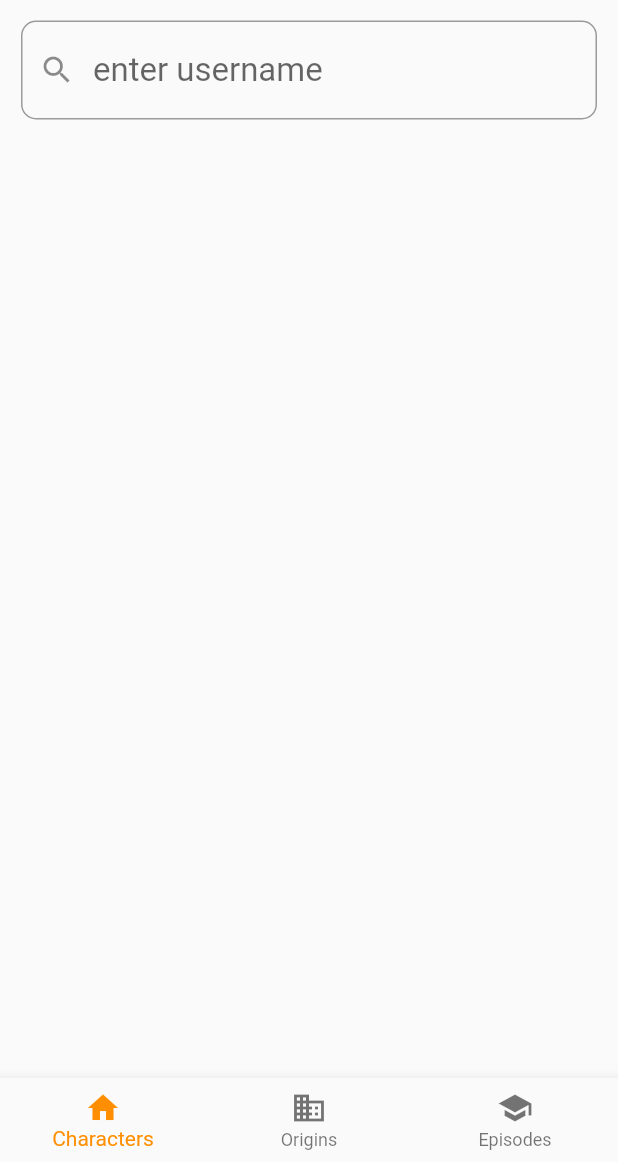
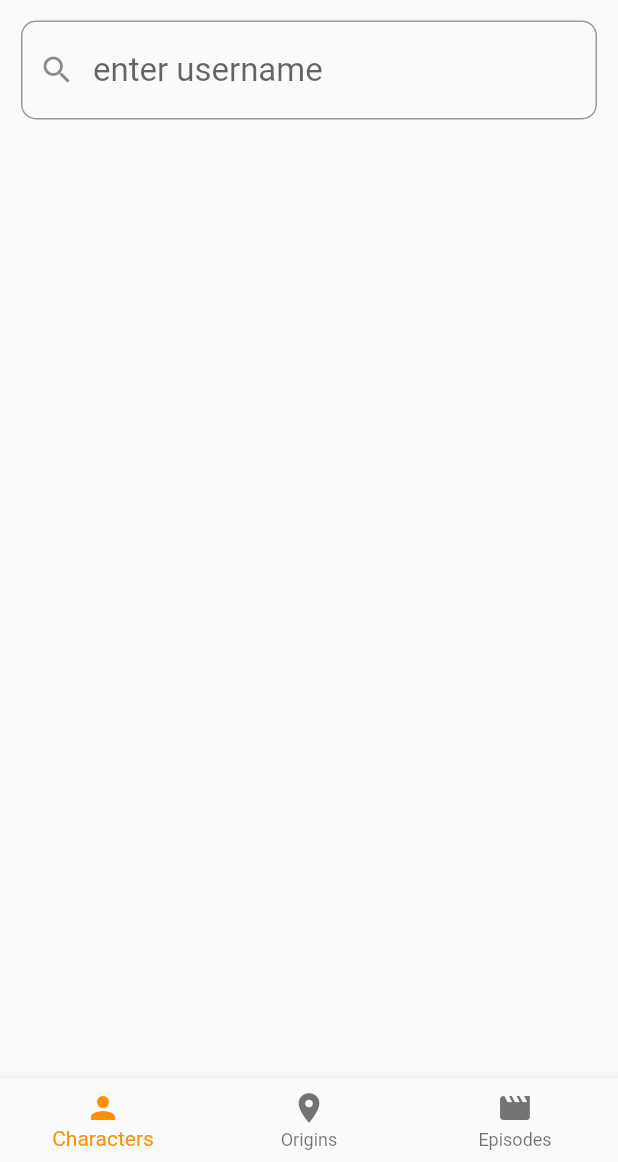
Before and after one commit to Gegerout/flutterbloc_api, a Flutter app: the screen it shows after launch, on a phone screen of 412 x 824 dp, the part 74-1236 px from its top. Run offline on Flutter 3.47's test engine with Material 2 defaults, Android fonts, the light colour scheme and no system bars; our stand-ins replace bloc, bloc_concurrency, dio, flutter_bloc, stream_transform.

Commit message:
Add files via upload

```diff
--- a/lib/main.dart
+++ b/lib/main.dart
@@ -45,22 +45,26 @@ class _MainPageState extends State<MainPage> {
 
   @override
   Widget build(BuildContext context) {
+    bool isKeyboardOpen = MediaQuery.of(context).viewInsets.bottom != 0.0;
+
     return Scaffold(
+      resizeToAvoidBottomInset: false,
       body: Center(
         child: _widgetOptions.elementAt(_selectedIndex),
       ),
-      bottomNavigationBar: BottomNavigationBar(
+      bottomNavigationBar: isKeyboardOpen
+          ? null : BottomNavigationBar(
         items: const <BottomNavigationBarItem>[
           BottomNavigationBarItem(
-            icon: Icon(Icons.home),
+            icon: Icon(Icons.person),
             label: 'Characters',
           ),
           BottomNavigationBarItem(
-            icon: Icon(Icons.business),
+            icon: Icon(Icons.place),
             label: 'Origins',
           ),
           BottomNavigationBarItem(
-            icon: Icon(Icons.school),
+            icon: Icon(Icons.movie),
             label: 'Episodes',
           ),
         ],
--- a/lib/search_bloc.dart
+++ b/lib/search_bloc.dart
@@ -28,7 +28,7 @@ class SearchBloc extends Bloc<SearchEvent, SearchState> {
   late final SearchUserRepository _searchUserRepository;
 
   _onUserSearch(SearchUserEvent event, Emitter<SearchState> emit) async {
-    if (event.query.isEmpty) return emit(SearchState(users: []));
+    if (event.query.isEmpty) return emit(SearchState(users: [], origins: [], episodes: []));
     if (event.query.length < 2) return;
 
     final users = await _searchUserRepository.onUserSearch(event.query);
@@ -37,7 +37,7 @@ class SearchBloc extends Bloc<SearchEvent, SearchState> {
   }
 
   _onOriginSearch(SearchOriginEvent event, Emitter<SearchState> emit) async {
-    if (event.query.isEmpty) return emit(SearchState(origins: []));
+    if (event.query.isEmpty) return emit(SearchState(users: [], origins: [], episodes: []));
     if (event.query.length < 2) return;
 
     final origins = await _searchUserRepository.onOriginSearch(event.query);
@@ -46,7 +46,7 @@ class SearchBloc extends Bloc<SearchEvent, SearchState> {
   }
 
   _onEpisodeSearch(SearchEpisodeEvent event, Emitter<SearchState> emit) async {
-    if (event.query.isEmpty) return emit(SearchState(episodes: []));
+    if (event.query.isEmpty) return emit(SearchState(users: [], origins: [], episodes: []));
     if (event.query.length < 2) return;
 
     final episodes = await _searchUserRepository.onEpisodeSearch(event.query);
```
Also changed, not shown: lib/search_event.dart (line endings or trailing spaces), lib/search_state.dart (line endings or trailing spaces).
